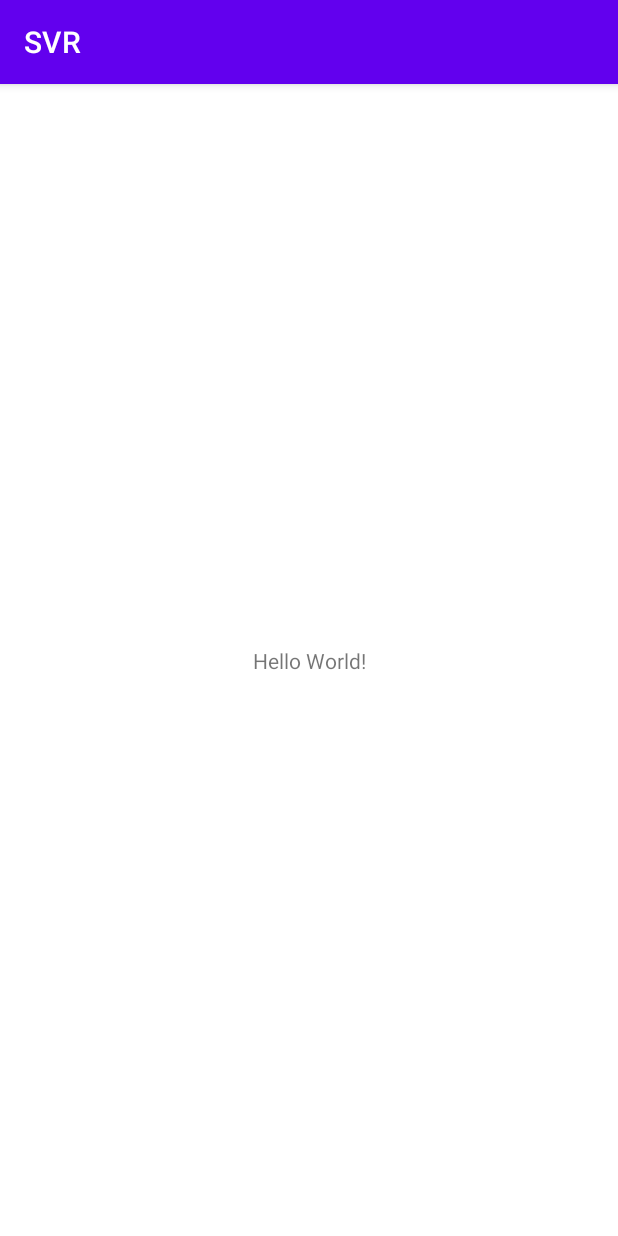
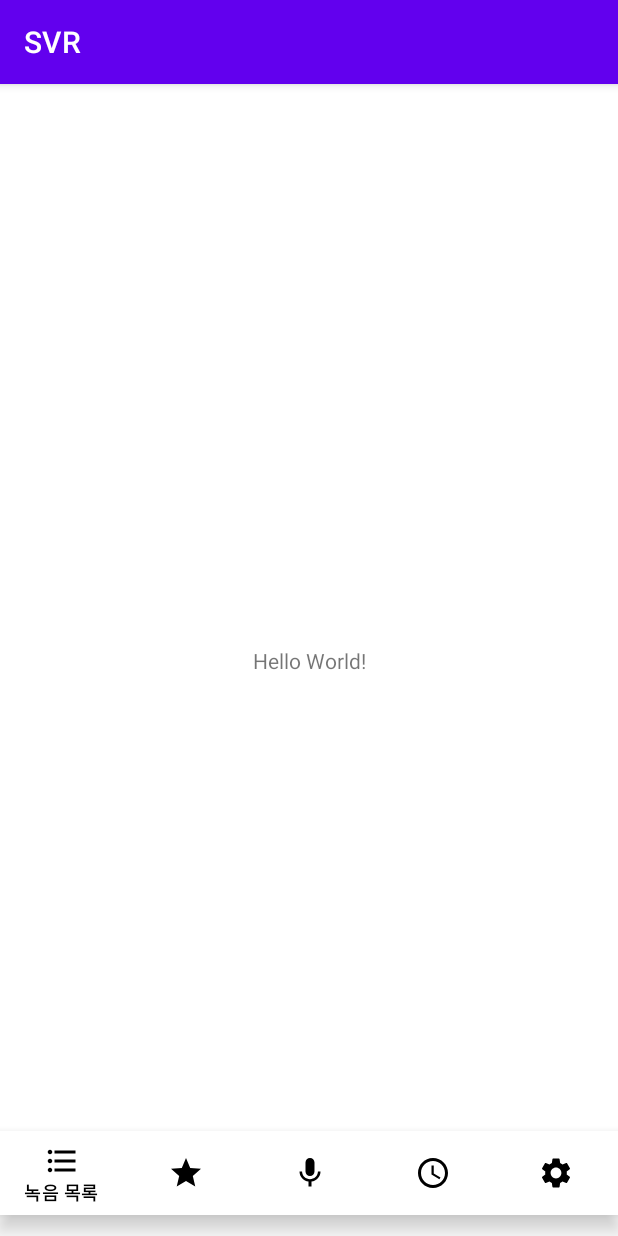
Before and after one commit to paperfrog1228/Shake-Voice-Recorder, an Android app: the screen it shows after launch (MainActivity), on a phone screen of 412 x 824 dp. Run offline under Robolectric (Android 15) with nearby library versions, the phone set to English and light mode, and no system bars.

Commit message:
Add bottom navigation
녹음 목록, 북마크, 녹음, 예약, 설정 이렇게 5개로 구성되어 있으며 label 설정이나 색깔 등 세부 설정은 하지 않았다.

```diff
--- a/app/build.gradle
+++ b/app/build.gradle
@@ -33,6 +33,7 @@ dependencies {
     implementation 'androidx.appcompat:appcompat:1.2.0'
     implementation 'com.google.android.material:material:1.2.1'
     implementation 'androidx.constraintlayout:constraintlayout:2.0.4'
+    implementation 'com.android.support:design:28.0.0'
     testImplementation 'junit:junit:4.+'
     androidTestImplementation 'androidx.test.ext:junit:1.1.2'
     androidTestImplementation 'androidx.test.espresso:espresso-core:3.3.0'
--- /dev/null
+++ b/app/src/main/res/drawable/ic_baseline_format_list_bulleted_24.xml
@@ -0,0 +1,10 @@
+<vector xmlns:android="http://schemas.android.com/apk/res/android"
+    android:width="24dp"
+    android:height="24dp"
+    android:viewportWidth="24"
+    android:viewportHeight="24"
+    android:tint="?attr/colorControlNormal">
+  <path
+      android:fillColor="@android:color/white"
+      android:pathData="M4,10.5c-0.83,0 -1.5,0.67 -1.5,1.5s0.67,1.5 1.5,1.5 1.5,-0.67 1.5,-1.5 -0.67,-1.5 -1.5,-1.5zM4,4.5c-0.83,0 -1.5,0.67 -1.5,1.5S3.17,7.5 4,7.5 5.5,6.83 5.5,6 4.83,4.5 4,4.5zM4,16.5c-0.83,0 -1.5,0.68 -1.5,1.5s0.68,1.5 1.5,1.5 1.5,-0.68 1.5,-1.5 -0.67,-1.5 -1.5,-1.5zM7,19h14v-2L7,17v2zM7,13h14v-2L7,11v2zM7,5v2h14L21,5L7,5z"/>
+</vector>
--- /dev/null
+++ b/app/src/main/res/drawable/ic_baseline_mic_24.xml
@@ -0,0 +1,10 @@
+<vector xmlns:android="http://schemas.android.com/apk/res/android"
+    android:width="24dp"
+    android:height="24dp"
+    android:viewportWidth="24"
+    android:viewportHeight="24"
+    android:tint="?attr/colorControlNormal">
+  <path
+      android:fillColor="@android:color/white"
+      android:pathData="M12,14c1.66,0 2.99,-1.34 2.99,-3L15,5c0,-1.66 -1.34,-3 -3,-3S9,3.34 9,5v6c0,1.66 1.34,3 3,3zM17.3,11c0,3 -2.54,5.1 -5.3,5.1S6.7,14 6.7,11L5,11c0,3.41 2.72,6.23 6,6.72L11,21h2v-3.28c3.28,-0.48 6,-3.3 6,-6.72h-1.7z"/>
+</vector>
--- /dev/null
+++ b/app/src/main/res/drawable/ic_baseline_schedule_24.xml
@@ -0,0 +1,13 @@
+<vector xmlns:android="http://schemas.android.com/apk/res/android"
+    android:width="24dp"
+    android:height="24dp"
+    android:viewportWidth="24"
+    android:viewportHeight="24"
+    android:tint="?attr/colorControlNormal">
+  <path
+      android:fillColor="@android:color/white"
+      android:pathData="M11.99,2C6.47,2 2,6.48 2,12s4.47,10 9.99,10C17.52,22 22,17.52 22,12S17.52,2 11.99,2zM12,20c-4.42,0 -8,-3.58 -8,-8s3.58,-8 8,-8 8,3.58 8,8 -3.58,8 -8,8z"/>
+  <path
+      android:fillColor="@android:color/white"
+      android:pathData="M12.5,7H11v6l5.25,3.15 0.75,-1.23 -4.5,-2.67z"/>
+</vector>
--- /dev/null
+++ b/app/src/main/res/drawable/ic_baseline_settings_24.xml
@@ -0,0 +1,10 @@
+<vector xmlns:android="http://schemas.android.com/apk/res/android"
+    android:width="24dp"
+    android:height="24dp"
+    android:viewportWidth="24"
+    android:viewportHeight="24"
+    android:tint="?attr/colorControlNormal">
+  <path
+      android:fillColor="@android:color/white"
+      android:pathData="M19.14,12.94c0.04,-0.3 0.06,-0.61 0.06,-0.94c0,-0.32 -0.02,-0.64 -0.07,-0.94l2.03,-1.58c0.18,-0.14 0.23,-0.41 0.12,-0.61l-1.92,-3.32c-0.12,-0.22 -0.37,-0.29 -0.59,-0.22l-2.39,0.96c-0.5,-0.38 -1.03,-0.7 -1.62,-0.94L14.4,2.81c-0.04,-0.24 -0.24,-0.41 -0.48,-0.41h-3.84c-0.24,0 -0.43,0.17 -0.47,0.41L9.25,5.35C8.66,5.59 8.12,5.92 7.63,6.29L5.24,5.33c-0.22,-0.08 -0.47,0 -0.59,0.22L2.74,8.87C2.62,9.08 2.66,9.34 2.86,9.48l2.03,1.58C4.84,11.36 4.8,11.69 4.8,12s0.02,0.64 0.07,0.94l-2.03,1.58c-0.18,0.14 -0.23,0.41 -0.12,0.61l1.92,3.32c0.12,0.22 0.37,0.29 0.59,0.22l2.39,-0.96c0.5,0.38 1.03,0.7 1.62,0.94l0.36,2.54c0.05,0.24 0.24,0.41 0.48,0.41h3.84c0.24,0 0.44,-0.17 0.47,-0.41l0.36,-2.54c0.59,-0.24 1.13,-0.56 1.62,-0.94l2.39,0.96c0.22,0.08 0.47,0 0.59,-0.22l1.92,-3.32c0.12,-0.22 0.07,-0.47 -0.12,-0.61L19.14,12.94zM12,15.6c-1.98,0 -3.6,-1.62 -3.6,-3.6s1.62,-3.6 3.6,-3.6s3.6,1.62 3.6,3.6S13.98,15.6 12,15.6z"/>
+</vector>
--- /dev/null
+++ b/app/src/main/res/drawable/ic_baseline_star_24.xml
@@ -0,0 +1,10 @@
+<vector xmlns:android="http://schemas.android.com/apk/res/android"
+    android:width="24dp"
+    android:height="24dp"
+    android:viewportWidth="24"
+    android:viewportHeight="24"
+    android:tint="?attr/colorControlNormal">
+  <path
+      android:fillColor="@android:color/white"
+      android:pathData="M12,17.27L18.18,21l-1.64,-7.03L22,9.24l-7.19,-0.61L12,2 9.19,8.63 2,9.24l5.46,4.73L5.82,21z"/>
+</vector>
--- a/app/src/main/res/layout/activity_main.xml
+++ b/app/src/main/res/layout/activity_main.xml
@@ -15,4 +15,28 @@
         app:layout_constraintRight_toRightOf="parent"
         app:layout_constraintTop_toTopOf="parent" />
 
+    <com.google.android.material.bottomnavigation.BottomNavigationView
+        android:id="@+id/bottomNavi"
+        android:layout_width="match_parent"
+        android:layout_height="wrap_content"
+        android:layout_marginTop="5dp"
+        app:itemBackground="@android:color/white"
+        app:itemIconTint="#000000"
+        app:itemTextColor="#000000"
+        app:layout_constraintBottom_toBottomOf="parent"
+        app:layout_constraintTop_toBottomOf="@+id/Main_Frame"
+        app:menu="@menu/bottom_navigation"
+        tools:layout_editor_absoluteX="16dp" />
+
+    <FrameLayout
+        android:id="@+id/Main_Frame"
+        android:layout_width="443dp"
+        android:layout_height="665dp"
+        app:layout_constraintBottom_toTopOf="@+id/bottomNavi"
+        app:layout_constraintEnd_toEndOf="parent"
+        app:layout_constraintHorizontal_bias="0.0"
+        app:layout_constraintStart_toStartOf="parent"
+        app:layout_constraintTop_toTopOf="parent">
+
+    </FrameLayout>
 </androidx.constraintlayout.widget.ConstraintLayout>
--- /dev/null
+++ b/app/src/main/res/menu/bottom_navigation.xml
@@ -0,0 +1,33 @@
+<?xml version="1.0" encoding="utf-8"?>
+<menu xmlns:android="http://schemas.android.com/apk/res/android">
+    <item
+        android:id="@+id/record_list"
+        android:enabled="true"
+        android:icon="@drawable/ic_baseline_format_list_bulleted_24"
+        android:title="녹음 목록" />
+
+    <item
+        android:id="@+id/bookmark"
+        android:enabled="true"
+        android:icon="@drawable/ic_baseline_star_24"
+        android:title="북마크" />
+
+    <item
+        android:id="@+id/record_action"
+        android:enabled="true"
+        android:icon="@drawable/ic_baseline_mic_24"
+        android:title="녹음하기"/>
+
+    <item
+        android:id="@+id/schedule"
+        android:enabled="true"
+        android:icon="@drawable/ic_baseline_schedule_24"
+        android:title="예약 설정"/>
+
+    <item
+        android:id="@+id/action_setting"
+        android:enabled="true"
+        android:icon="@drawable/ic_baseline_settings_24"
+        android:title="설정"/>
+
+</menu>
```
